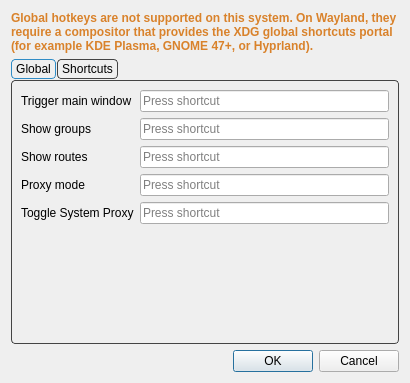
This is include/ui/setting/dialog_hotkey.ui in Yulinanami/ethernet-tun-test as Qt 5 draws it before an edit. The edited form follows.
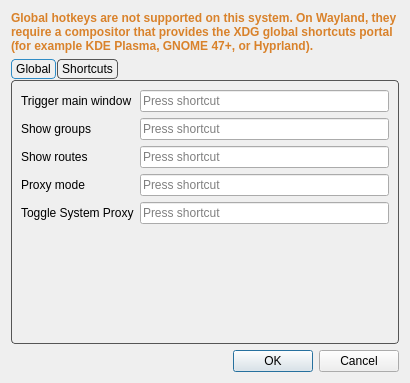
This is the edited form. Custom widgets are drawn as their Qt base class.

The edit to the form file:
```diff
--- a/include/ui/setting/dialog_hotkey.ui
+++ b/include/ui/setting/dialog_hotkey.ui
@@ -35,7 +35,7 @@
      <property name="styleSheet">
       <string notr="true">QTabWidget::pane {
     margin-top: 1px;
-    border: 1px solid #444444;
+    border: 1px solid #555555;
     border-radius: 4px;
 }
 
@@ -45,7 +45,7 @@
 }
 
 QTabBar::tab {
-    border: 1px solid #444444;
+    border: 1px solid #555555;
     border-radius: 4px;
 
     padding: 2px 4px;
@@ -57,7 +57,7 @@
 }
 
 QTabBar::tab:!selected {
-    border: 1px solid #444444;
+    border: 1px solid #555555;
 }
 
 QTabBar::tab:hover:!selected {
```
Left out of the diff: 2 changed lines with no effect on the pictures.
